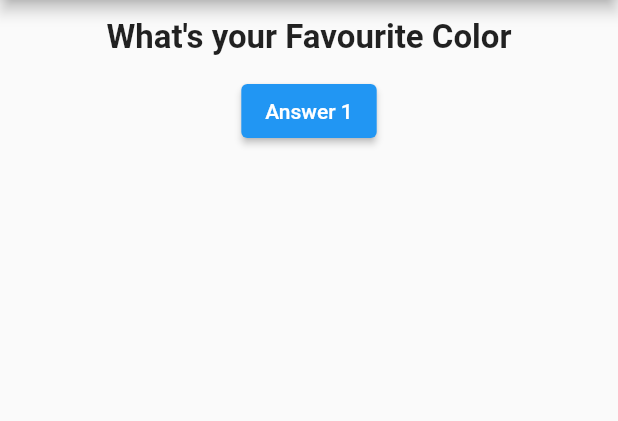
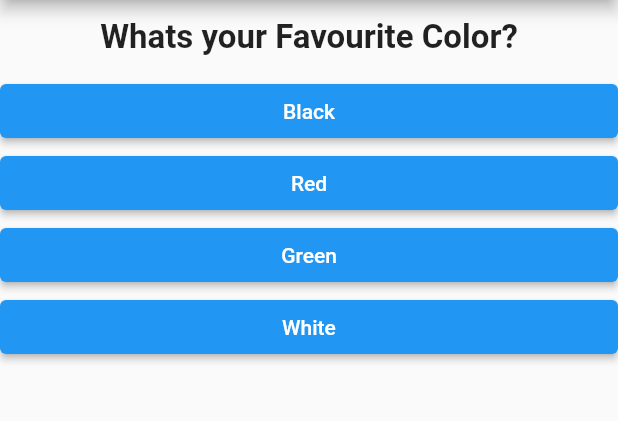
Before and after one commit to RufaeelAsad/Quiz-App, a Flutter app: the screen it shows after launch, on a phone screen of 412 x 824 dp, the part 84-505 px from its top. Run offline on Flutter 3.47's test engine with Material 2 defaults, Android fonts, the phone set to English and light mode, and no system bars.

```diff
--- a/lib/answerWidget.dart
+++ b/lib/answerWidget.dart
@@ -5,13 +5,18 @@ class AnswerWidget extends StatelessWidget {
 
   final void Function()? answerQuestion;
 
-  AnswerWidget(this.answerQuestion);
+  final String? text;
+
+  AnswerWidget(this.answerQuestion,this.text);
 
   @override
   Widget build(BuildContext context) {
-    return ElevatedButton(
-        onPressed: answerQuestion,
-        child: Text('Answer 1')
+    return Container(
+      width: double.infinity,
+      child: ElevatedButton(
+          onPressed: answerQuestion,
+          child: Text(text!)
+      ),
     );
   }
 }
--- a/lib/home.dart
+++ b/lib/home.dart
@@ -1,6 +1,8 @@
 import 'package:flutter/material.dart';
 import 'package:quizapp/answerWidget.dart';
 import 'package:quizapp/questionWidget.dart';
+import 'package:quizapp/quiz.dart';
+import 'package:quizapp/result.dart';
 
 class HomePage extends StatefulWidget {
   @override
@@ -8,11 +10,21 @@ class HomePage extends StatefulWidget {
 }
 
 class HomePageState extends State<HomePage> {
-   int questionIndex = 0;
+  int questionIndex = 0;
 
   var questions = [
-    'What\'s your Favourite Color',
-    'What\'s your Favourite Animal'
+    {
+      'questionText': 'What\s your Favourite Color?',
+      'answers': ['Black', 'Red', 'Green', 'White']
+    },
+    {
+      'questionText': 'What\s your Favourite Animal?',
+      'answers': ['Rabbit', 'Snake', 'Elephant', 'Lion'],
+    },
+    {
+      'questionText': 'Who\s your Favourite Instructor?',
+      'answers': ['Sir Bilal', 'Mam Sana', 'Mam Sadaf', 'Sir Faheem'],
+    },
   ];
 
   void answerQuestion() {
@@ -24,15 +36,16 @@ class HomePageState extends State<HomePage> {
   @override
   Widget build(BuildContext context) {
     return Scaffold(
-      appBar: AppBar(
-        title: Text("Quiz App"),
-      ),
-      body: Column(
-        children: [
-          QuestionWidget(questions[questionIndex]),
-          AnswerWidget(answerQuestion)
-        ],
-      ),
+        appBar: AppBar(
+          title: Text("Quiz App"),
+        ),
+        body: questionIndex < questions.length
+            ? Column(children: [
+                QuestionWidget(
+                    questions[questionIndex]['questionText'] as String),
+                Quiz(questions, questionIndex, answerQuestion)
+              ])
+            : Result()
     );
   }
 }
--- /dev/null
+++ b/lib/quiz.dart
@@ -0,0 +1,26 @@
+import 'package:flutter/material.dart';
+import 'package:quizapp/answerWidget.dart';
+
+
+class Quiz extends StatelessWidget {
+
+  final List<Map<String, Object>> questions;
+
+  final int questionIndex;
+
+  final void Function()? answerQuestion;
+
+
+  Quiz(this.questions,this.questionIndex,this.answerQuestion);
+
+  @override
+  Widget build(BuildContext context) {
+    return Column(
+      children: [
+        ...(questions[questionIndex]['answers'] as List<String>).map((e) {
+          return AnswerWidget(answerQuestion,e);
+        }).toList()
+      ],
+    );
+  }
+}
--- /dev/null
+++ b/lib/result.dart
@@ -0,0 +1,11 @@
+import 'package:flutter/material.dart';
+
+
+class Result extends StatelessWidget {
+  @override
+  Widget build(BuildContext context) {
+    return Center(
+      child: Text("Hello G"),
+    );
+  }
+}
```
